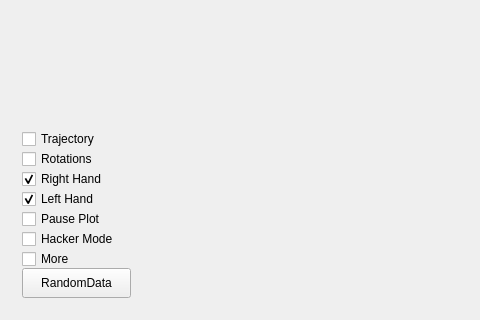
This is samples/grVisualization/grVisualisation.ui in brainhublab/grSDK as Qt 5 draws it before an edit; both pictures show x 0 to 480 and y 0 to 320 of the 800 by 600 pixel window. The edited form follows.
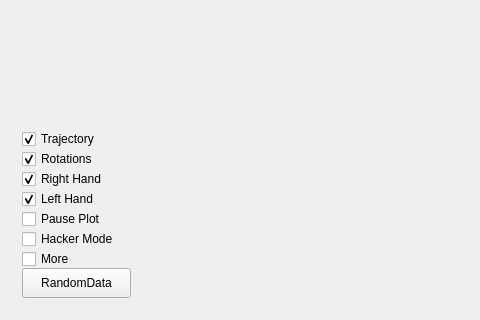
This is the edited form. Custom widgets are drawn as their Qt base class.

```diff
--- a/samples/grVisualization/grVisualisation.ui
+++ b/samples/grVisualization/grVisualisation.ui
@@ -97,6 +97,9 @@
            <property name="text">
             <string>Trajectory</string>
            </property>
+           <property name="checked">
+            <bool>true</bool>
+           </property>
           </widget>
           <widget class="QPushButton" name="randomData">
            <property name="enabled">
@@ -255,6 +258,9 @@
            <property name="text">
             <string>Rotations</string>
            </property>
+           <property name="checked">
+            <bool>true</bool>
+           </property>
           </widget>
          </widget>
         </item>
```
